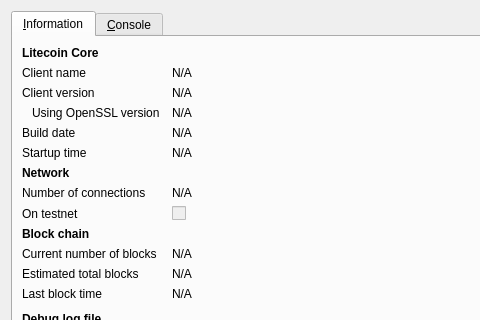
dot-project/dot, file src/qt/forms/rpcconsole.ui: the form before one commit; both pictures show x 0 to 480 and y 0 to 320 of the 740 by 450 pixel window.
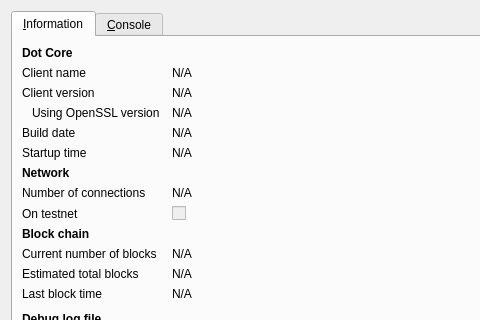
The form after the commit. Icons and pictures are not drawn.

What changed in the file:
```diff
--- a/src/qt/forms/rpcconsole.ui
+++ b/src/qt/forms/rpcconsole.ui
@@ -36,7 +36,7 @@
           </font>
          </property>
          <property name="text">
-          <string>Litecoin Core</string>
+          <string>Dot Core</string>
          </property>
         </widget>
        </item>
```
Left out of the diff: 6 changed lines with no effect on the pictures.
